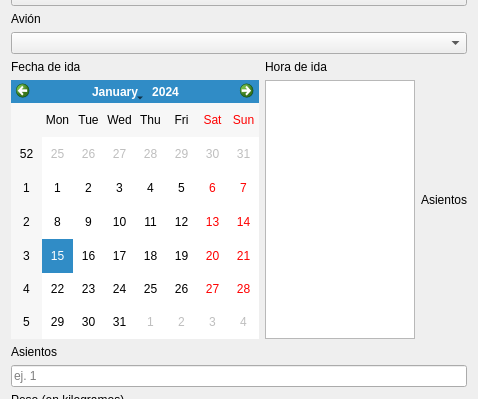
Old version of the form ui/EmployeeWidget.ui in the repository esteuwu/AeroChinquihue; both pictures show x 0 to 478 and y 189 to 588 of the 478 by 739 pixel window.
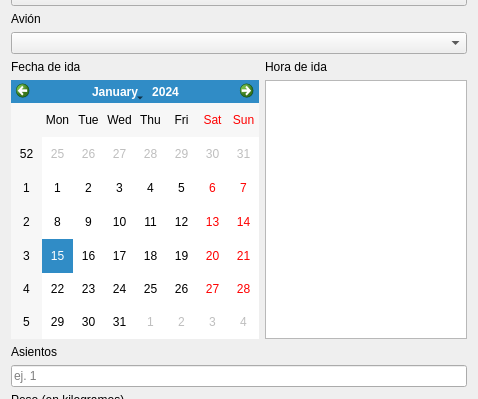
New version of the form.

```diff
--- a/ui/EmployeeWidget.ui
+++ b/ui/EmployeeWidget.ui
@@ -125,20 +125,6 @@
          </item>
         </layout>
        </item>
-       <item>
-        <layout class="QVBoxLayout" name="verticalLayout_4">
-         <item>
-          <widget class="QLabel" name="new_seats_label">
-           <property name="text">
-            <string>Asientos</string>
-           </property>
-          </widget>
-         </item>
-         <item>
-          <layout class="QGridLayout" name="new_seats_layout"/>
-         </item>
-        </layout>
-       </item>
       </layout>
      </item>
      <item>
```
